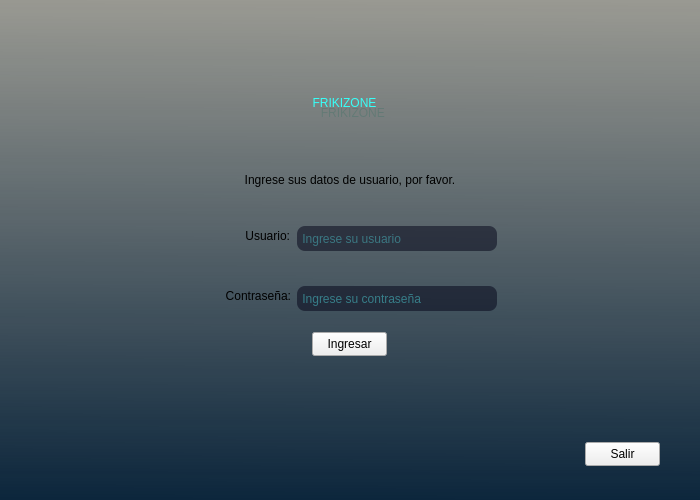
First picture: the form in interfaz_ui/login/ventana1.ui, repository DevHarsue/FRIKIZONE, before the edit.
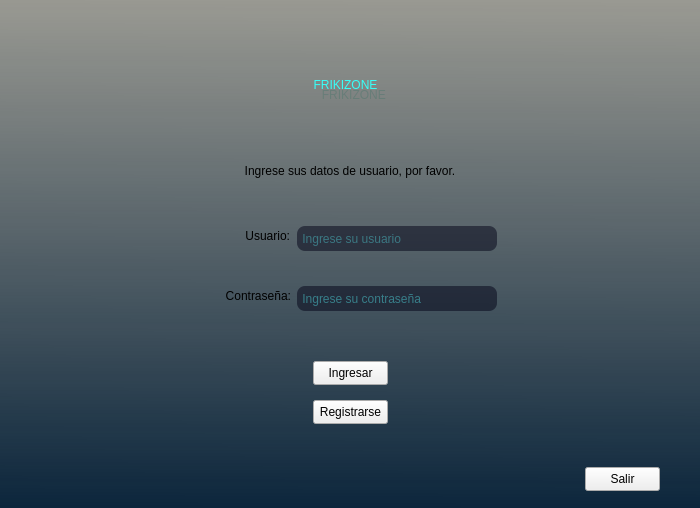
Second picture: the form after the edit.

Commit message: Creación de código para abrir ventana en login

What changed in the file:
```diff
--- a/interfaz_ui/login/ventana1.ui
+++ b/interfaz_ui/login/ventana1.ui
@@ -7,13 +7,13 @@
     <x>0</x>
     <y>0</y>
     <width>700</width>
-    <height>500</height>
+    <height>508</height>
    </rect>
   </property>
   <property name="minimumSize">
    <size>
-    <width>0</width>
-    <height>0</height>
+    <width>700</width>
+    <height>500</height>
    </size>
   </property>
   <property name="maximumSize">
@@ -99,7 +99,7 @@
     <property name="bottomMargin">
      <number>0</number>
     </property>
-    <item>
+    <item alignment="Qt::AlignmentFlag::AlignHCenter">
      <widget class="QFrame" name="frame">
       <property name="minimumSize">
        <size>
@@ -113,19 +113,82 @@
       <property name="frameShadow">
        <enum>QFrame::Shadow::Raised</enum>
       </property>
-      <layout class="QVBoxLayout" name="verticalLayout_3">
+      <widget class="QPushButton" name="BotonSalir">
+       <property name="geometry">
+        <rect>
+         <x>585</x>
+         <y>467</y>
+         <width>75</width>
+         <height>24</height>
+        </rect>
+       </property>
+       <property name="minimumSize">
+        <size>
+         <width>75</width>
+         <height>24</height>
+        </size>
+       </property>
+       <property name="maximumSize">
+        <size>
+         <width>75</width>
+         <height>24</height>
+        </size>
+       </property>
+       <property name="cursor">
+        <cursorShape>PointingHandCursor</cursorShape>
+       </property>
+       <property name="styleSheet">
+        <string notr="true">QPushButton{
+	border-radius:10px;
+	color: white;
+	background-color: rgba(57, 215, 200,0.8);
+}
+
+QPushButton:hover{
+	background-color: rgba(57, 225, 180,0.8);
+}
+
+QPushButton:pressed{
+	background-color: rgba(57, 210, 168,0.8);
+}
+
+font: 700 9pt &quot;Segoe UI&quot;;
+
+</string>
+       </property>
+       <property name="text">
+        <string>Salir</string>
+       </property>
+      </widget>
+      <widget class="QWidget" name="layoutWidget">
+       <property name="geometry">
+        <rect>
+         <x>10</x>
+         <y>10</y>
+         <width>681</width>
+         <height>489</height>
+        </rect>
+       </property>
+       <layout class="QGridLayout" name="gridLayout">
        <property name="leftMargin">
-        <number>40</number>
+         <number>5</number>
+        </property>
+        <property name="topMargin">
+         <number>5</number>
        </property>
        <property name="rightMargin">
-        <number>40</number>
-       </property>
-       <item>
-        <layout class="QVBoxLayout" name="verticalLayout">
-         <property name="sizeConstraint">
-          <enum>QLayout::SizeConstraint::SetNoConstraint</enum>
-         </property>
-         <item alignment="Qt::AlignmentFlag::AlignHCenter">
+         <number>5</number>
+        </property>
+        <property name="bottomMargin">
+         <number>5</number>
+        </property>
+        <property name="horizontalSpacing">
+         <number>0</number>
+        </property>
+        <property name="verticalSpacing">
+         <number>15</number>
+        </property>
+        <item row="0" column="0" alignment="Qt::AlignmentFlag::AlignHCenter">
           <widget class="QWidget" name="widget" native="true">
            <property name="minimumSize">
             <size>
@@ -203,29 +266,73 @@
            <zorder>Nombre_Empresa</zorder>
           </widget>
          </item>
-         <item alignment="Qt::AlignmentFlag::AlignHCenter">
-          <widget class="QLabel" name="label_3">
+        <item row="5" column="0" alignment="Qt::AlignmentFlag::AlignHCenter">
+         <widget class="QLabel" name="label">
            <property name="minimumSize">
             <size>
-             <width>350</width>
-             <height>60</height>
+            <width>300</width>
+            <height>50</height>
             </size>
            </property>
            <property name="maximumSize">
             <size>
-             <width>350</width>
+            <width>300</width>
              <height>40</height>
             </size>
            </property>
            <property name="styleSheet">
-            <string notr="true">font: 14pt &quot;Segoe UI&quot;;</string>
+           <string notr="true">font: 600 9pt &quot;Segoe UI&quot;;
+color: rgb(255, 2, 2);
+
+font: 11pt &quot;Segoe UI&quot;;</string>
            </property>
            <property name="text">
-            <string>&lt;html&gt;&lt;head/&gt;&lt;body&gt;&lt;p align=&quot;center&quot;&gt;Ingrese sus datos de usuario, por favor.&lt;/p&gt;&lt;/body&gt;&lt;/html&gt;</string>
+           <string>&lt;html&gt;&lt;head/&gt;&lt;body&gt;&lt;p align=&quot;center&quot;&gt;&lt;br/&gt;&lt;/p&gt;&lt;/body&gt;&lt;/html&gt;</string>
            </property>
           </widget>
          </item>
-         <item alignment="Qt::AlignmentFlag::AlignHCenter">
+        <item row="3" column="0" alignment="Qt::AlignmentFlag::AlignHCenter">
+         <widget class="QPushButton" name="BotonLogin">
+          <property name="minimumSize">
+           <size>
+            <width>75</width>
+            <height>24</height>
+           </size>
+          </property>
+          <property name="maximumSize">
+           <size>
+            <width>75</width>
+            <height>24</height>
+           </size>
+          </property>
+          <property name="cursor">
+           <cursorShape>PointingHandCursor</cursorShape>
+          </property>
+          <property name="styleSheet">
+           <string notr="true">QPushButton{
+	border-radius:10px;
+	color: white;
+	background-color: rgba(57, 215, 200,0.8);
+}
+
+QPushButton:hover{
+	background-color: rgba(57, 225, 180,0.8);
+}
+
+QPushButton:pressed{
+	background-color: rgba(57, 210, 168,0.8);
+}
+
+font: 700 9pt &quot;Segoe UI&quot;;
+
+</string>
+          </property>
+          <property name="text">
+           <string>Ingresar</string>
+          </property>
+         </widget>
+        </item>
+        <item row="2" column="0" alignment="Qt::AlignmentFlag::AlignHCenter">
           <widget class="QFrame" name="frame_2">
            <property name="minimumSize">
             <size>
@@ -236,7 +343,7 @@
            <property name="maximumSize">
             <size>
              <width>300</width>
-             <height>120</height>
+            <height>140</height>
             </size>
            </property>
            <property name="layoutDirection">
@@ -839,78 +946,64 @@
              <string>&lt;html&gt;&lt;head/&gt;&lt;body&gt;&lt;p align=&quot;right&quot;&gt;Usuario:&lt;/p&gt;&lt;/body&gt;&lt;/html&gt;</string>
             </property>
            </widget>
-          </widget>
-         </item>
-         <item alignment="Qt::AlignmentFlag::AlignHCenter">
-          <widget class="QPushButton" name="BotonLogin">
+          <widget class="QLabel" name="usuario_incorrecto">
+           <property name="geometry">
+            <rect>
+             <x>100</x>
+             <y>50</y>
+             <width>190</width>
+             <height>16</height>
+            </rect>
+           </property>
            <property name="minimumSize">
             <size>
-             <width>75</width>
-             <height>24</height>
+             <width>190</width>
+             <height>16</height>
             </size>
            </property>
            <property name="maximumSize">
             <size>
-             <width>75</width>
-             <height>24</height>
+             <width>190</width>
+             <height>16</height>
             </size>
            </property>
            <property name="cursor">
             <cursorShape>PointingHandCursor</cursorShape>
            </property>
            <property name="styleSheet">
-            <string notr="true">QPushButton{
-	border-radius:10px;
-	color: white;
-	background-color: rgba(57, 215, 200,0.8);
-}
-
-QPushButton:hover{
-	background-color: rgba(57, 225, 180,0.8);
-}
-
-QPushButton:pressed{
-	background-color: rgba(57, 210, 168,0.8);
-}
-
-font: 700 9pt &quot;Segoe UI&quot;;
-
-</string>
+            <string notr="true">font: 8pt &quot;Segoe UI&quot;;
+color:red;</string>
            </property>
            <property name="text">
-            <string>Ingresar</string>
+            <string/>
            </property>
           </widget>
-         </item>
-         <item alignment="Qt::AlignmentFlag::AlignHCenter">
-          <widget class="QLabel" name="label">
+         </widget>
+        </item>
+        <item row="1" column="0" alignment="Qt::AlignmentFlag::AlignHCenter">
+         <widget class="QLabel" name="label_3">
            <property name="minimumSize">
             <size>
-             <width>300</width>
-             <height>50</height>
+            <width>350</width>
+            <height>60</height>
             </size>
            </property>
            <property name="maximumSize">
             <size>
-             <width>300</width>
+            <width>350</width>
              <height>40</height>
             </size>
            </property>
            <property name="styleSheet">
-            <string notr="true">font: 600 9pt &quot;Segoe UI&quot;;
-color: rgb(255, 2, 2);
-
-font: 11pt &quot;Segoe UI&quot;;</string>
+           <string notr="true">font: 14pt &quot;Segoe UI&quot;;</string>
            </property>
            <property name="text">
-            <string/>
+           <string>&lt;html&gt;&lt;head/&gt;&lt;body&gt;&lt;p align=&quot;center&quot;&gt;Ingrese sus datos de usuario, por favor.&lt;/p&gt;&lt;/body&gt;&lt;/html&gt;</string>
            </property>
           </widget>
          </item>
-        </layout>
-       </item>
-       <item alignment="Qt::AlignmentFlag::AlignLeft">
-        <widget class="QPushButton" name="BotonSalir">
+        <item row="4" column="0" alignment="Qt::AlignmentFlag::AlignHCenter">
+         <widget class="QPushButton" name="BotonRegistro">
          <property name="minimumSize">
           <size>
            <width>75</width>
@@ -930,11 +1023,11 @@
           <string notr="true">QPushButton{
 	border-radius:10px;
 	color: white;
-	background-color: rgba(57, 215, 200,0.8);
+	background-color: rgba(170, 235, 255,0.8);
 }
 
 QPushButton:hover{
-	background-color: rgba(57, 225, 180,0.8);
+	background-color: rgba(97, 225, 200,0.8);
 }
 
 QPushButton:pressed{
@@ -946,11 +1039,14 @@
 </string>
          </property>
          <property name="text">
-          <string>Salir</string>
+           <string>Registrarse</string>
          </property>
         </widget>
        </item>
       </layout>
+      </widget>
+      <zorder>layoutWidget</zorder>
+      <zorder>BotonSalir</zorder>
      </widget>
     </item>
    </layout>
```
Left out of the diff: 50 changed lines with no effect on the pictures. Lines whose indentation alone changed are shown as unchanged. The commit also changes 11 other files.
